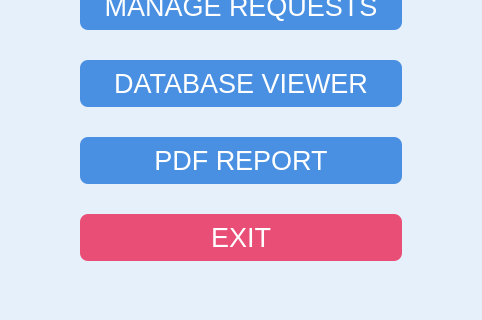
Qt form mainwindow.ui (minnesangg/TicketFlow) before a commit; both pictures show x 159 to 641 and y 142 to 462 of the 800 by 550 pixel window.
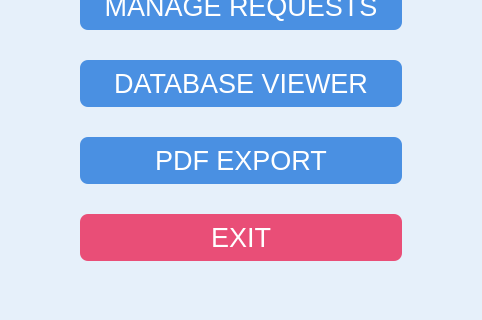
The same form after that commit. Icons and pictures are not drawn.

Commit message: added pdf export window

```diff
--- a/mainwindow.ui
+++ b/mainwindow.ui
@@ -175,7 +175,7 @@
 }</string>
         </property>
         <property name="text">
-         <string>PDF REPORT</string>
+         <string>PDF EXPORT</string>
         </property>
        </widget>
       </item>
```
Left out of the diff: 2 changed lines with no effect on the pictures. The commit also changes 10 other files.
